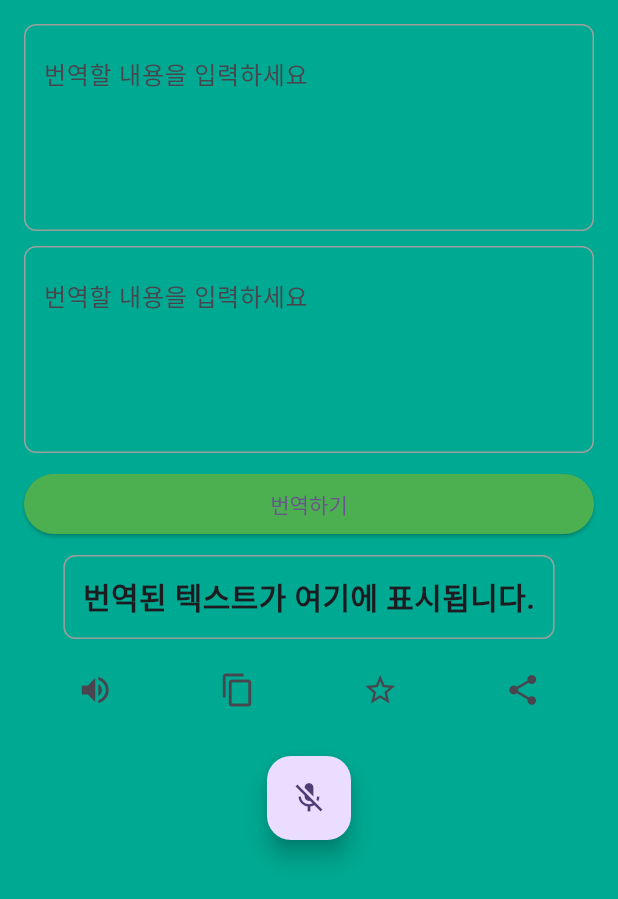
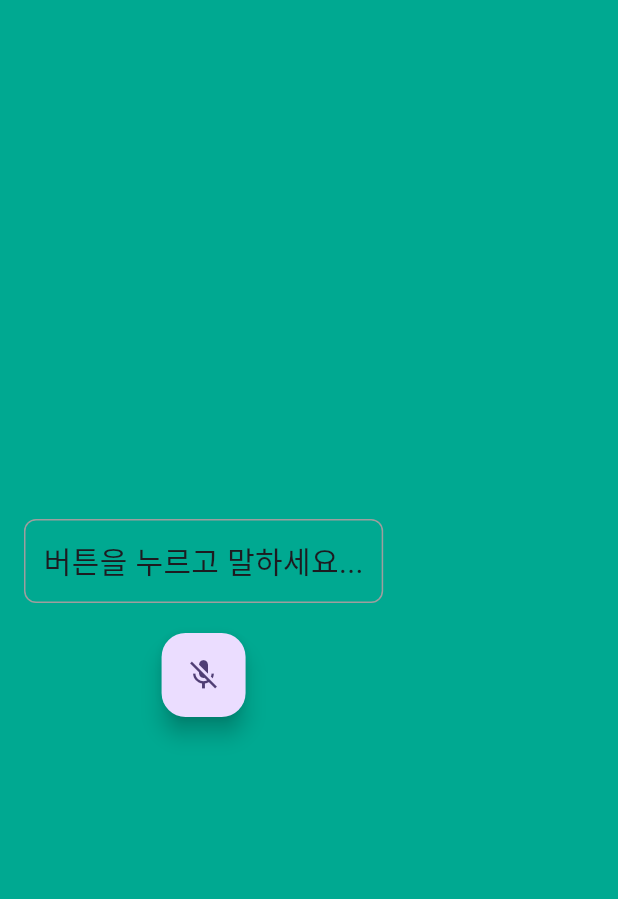
Before and after one commit to translation-jeju/translation-jeju-client, a Flutter app: the TranslationPage screen opened directly, on a phone screen of 412 x 824 dp. Shown: the top 899 px of the screen. Run offline on Flutter 3.47's test engine with Material 3 defaults, Android fonts, the phone set to English and light mode, and no system bars; our stand-ins replace flip_card, flutter_riverpod, fluttertoast, speech_to_text; generated files the repository leaves out were written again.

Commit message:
fix:음성인식 수정

```diff
--- a/lib/presentation/TranslationPage.dart
+++ b/lib/presentation/TranslationPage.dart
@@ -29,116 +29,22 @@ class _TranslationPageState extends ConsumerState<TranslationPage> {
         body: Padding(
           padding: const EdgeInsets.all(16.0),
           child: Column(
+            mainAxisAlignment: MainAxisAlignment.center,
             children: [
+              // 인식된 텍스트를 표시하는 텍스트 상자
               Container(
                 padding: const EdgeInsets.all(12.0),
                 decoration: BoxDecoration(
                   border: Border.all(color: Colors.grey),
                   borderRadius: BorderRadius.circular(8.0),
                 ),
-                child: TextField(
-                  maxLines: 4,
-                  maxLength: 3000,
-                  decoration: const InputDecoration(
-                    hintText: '번역할 내용을 입력하세요',
-                    border: InputBorder.none,
-                    counterText: '',
-                  ),
-                  onChanged: (text) {
-                    // Handle text input
-                  },
+                child: Text(
+                  speechNotifier.text,
+                  style: const TextStyle(fontSize: 20),
                 ),
               ),
-
-              const SizedBox(height: 10),
-
-              // Input Text Area for Translation
-              Container(
-                padding: const EdgeInsets.all(12.0),
-                decoration: BoxDecoration(
-                  border: Border.all(color: Colors.grey),
-                  borderRadius: BorderRadius.circular(8.0),
-                ),
-                child: TextField(
-                  maxLines: 4,
-                  maxLength: 3000,
-                  decoration: const InputDecoration(
-                    hintText: '번역할 내용을 입력하세요',
-                    border: InputBorder.none,
-                    counterText: '',
-                  ),
-                  onChanged: (text) {
-                    // Handle text input
-                  },
-                ),
-              ),
-              const SizedBox(height: 10),
-
-              // Translate Button
-              SizedBox(
-                width: double.infinity,
-                child: ElevatedButton(
-                  onPressed: () {
-                    // Handle translation
-                  },
-                  style: ElevatedButton.styleFrom(
-                    backgroundColor: Colors.green,
-                  ),
-                  child: const Text("번역하기"),
-                ),
-              ),
-              const SizedBox(height: 10),
-
-              // Translated Text Display
-              Container(
-                padding: const EdgeInsets.all(12.0),
-                decoration: BoxDecoration(
-                  border: Border.all(color: Colors.grey),
-                  borderRadius: BorderRadius.circular(8.0),
-                ),
-                child: const Text(
-                  "번역된 텍스트가 여기에 표시됩니다.",
-                  style: TextStyle(
-                    fontSize: 20,
-                    fontWeight: FontWeight.bold,
-                  ),
-                ),
-              ),
-              const SizedBox(height: 10),
-
-              // Additional Controls (Speaker, Copy, Favorite, Share)
-              Row(
-                mainAxisAlignment: MainAxisAlignment.spaceAround,
-                children: [
-                  IconButton(
-                    icon: const Icon(Icons.volume_up),
-                    onPressed: () {
-                      // Handle text-to-speech
-                    },
-                  ),
-                  IconButton(
-                    icon: const Icon(Icons.copy),
-                    onPressed: () {
-                      // Handle copy text
-                    },
-                  ),
-                  IconButton(
-                    icon: const Icon(Icons.star_border),
-                    onPressed: () {
-                      // Handle favorite
-                    },
-                  ),
-                  IconButton(
-                    icon: const Icon(Icons.share),
-                    onPressed: () {
-                      // Handle share
-                    },
-                  ),
-                ],
-              ),
               const SizedBox(height: 20),
-
-              // Speech Recognition Button
+              // 음성 인식 시작/정지 버튼
               FloatingActionButton(
                 onPressed: () {
                   if (speechNotifier.isListening) {
```
Also changed, not shown: 1 other file.
